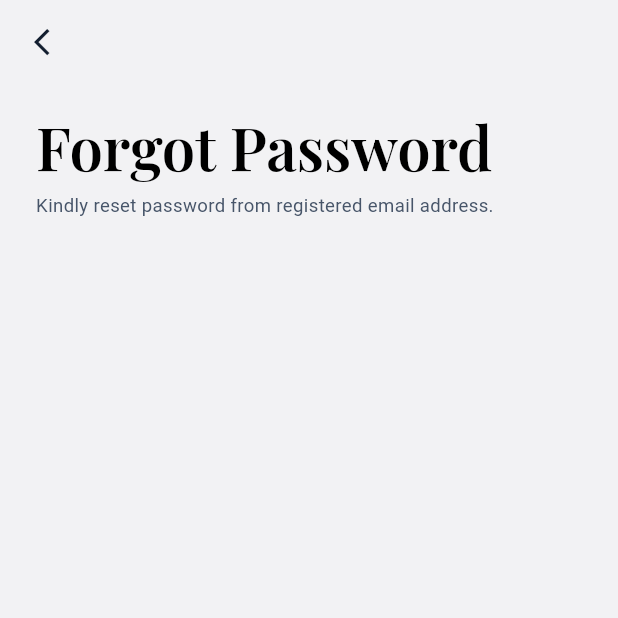
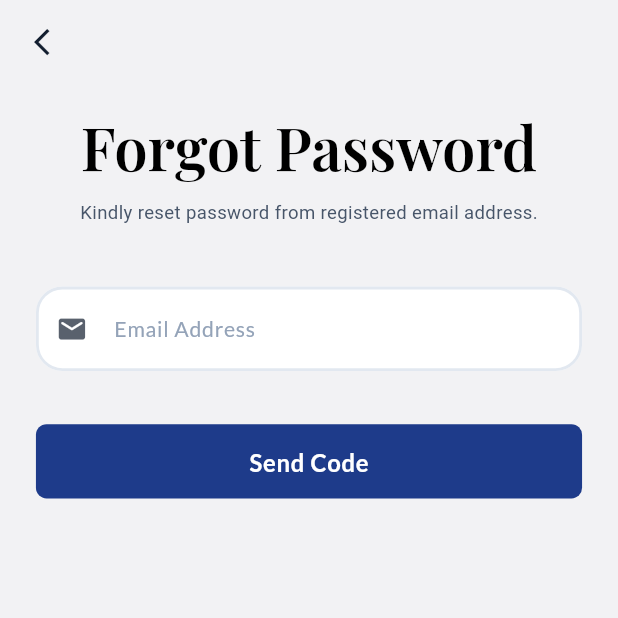
Before and after one commit to Shakirullah-builds/sewsafe-mobile, a Flutter app: the screen it shows after launch, after a tap on "Login", after a tap on "Forgot password?", on a phone screen of 412 x 824 dp, the top half of it. Run offline on Flutter 3.47's test engine with Material 3 defaults, Android fonts, the phone set to English and light mode, and no system bars; our stand-ins replace device_preview, flutter_dotenv, flutter_riverpod, flutter_screenutil, flutter_svg, go_router and 2 more; accounts and stored records are empty.

Commit message:
feat: complete building the forgot password UI shell

```diff
--- a/lib/src/core/route/app_route.dart
+++ b/lib/src/core/route/app_route.dart
@@ -57,7 +57,7 @@ final goRouterProvider = Provider<GoRouter>((ref) {
       GoRoute(
         path: '/forgot-password',
         name: AppRoute.forgotPassword.name,
-        builder: (context, state) => const ForgotPasswordScreen(),
+        builder: (context, state) => ForgotPasswordScreen(),
       ),
     ],
   );
--- a/lib/src/core/theme/app_theme.dart
+++ b/lib/src/core/theme/app_theme.dart
@@ -17,6 +17,7 @@ class AppTheme {
         primary: AppColors.primary,
         secondary: AppColors.secondary,
         onTertiary: AppColors.textTertiaryDark,
+        onSecondary: AppColors.textSecondaryDark,
         error: AppColors.error,
         surface: AppColors.surfaceLight,
         onSurface: AppColors.surfaceDark200,
@@ -88,7 +89,7 @@ class AppTheme {
         ),
         hintStyle: TextStyle(
           fontSize: 16.spMin,
-          color: AppColors.surfaceDark200,
+          color: AppColors.textSecondaryDark,
           fontWeight: FontWeight.normal,
           fontFamily: GoogleFonts.lato().fontFamily,
         ),
@@ -105,6 +106,8 @@ class AppTheme {
           borderRadius: BorderRadius.circular(20.r),
           borderSide: BorderSide(color: AppColors.primarySoft, width: 2.w),
         ),
+        prefixIconColor: AppColors.textTertiaryDark.withValues(alpha: 0.7),
+        suffixIconColor: AppColors.textTertiaryDark,
       ),
       dividerTheme: DividerThemeData(
         color: AppColors.surfaceDark200,
@@ -128,6 +131,16 @@ class AppTheme {
           statusBarColor: Colors.transparent,
         ),
       ),
+      // iconButtonTheme: IconButtonThemeData(
+      //   style: IconButton.styleFrom(
+      //     foregroundColor: AppColors.textSecondaryDark,
+      //     iconSize: 24.spMin,
+      //     minimumSize: Size.zero,
+      //     padding: EdgeInsets.zero,
+
+
+      //   ),
+      // ),
     );
   }
 
--- a/lib/src/core/widgets/custom_textform_field.dart
+++ b/lib/src/core/widgets/custom_textform_field.dart
@@ -15,7 +15,7 @@ class CustomTextField extends StatelessWidget {
   final int maxLines;
   final int? maxLength;
   final bool readOnly;
-  final String headerText;
+  final String? headerText;
 
   const CustomTextField({
     super.key,
@@ -29,7 +29,7 @@ class CustomTextField extends StatelessWidget {
     this.maxLines = 1,
     this.maxLength,
     this.readOnly = false,
-    required this.headerText,
+    this.headerText,
   });
 
   @override
@@ -39,7 +39,7 @@ class CustomTextField extends StatelessWidget {
       crossAxisAlignment: CrossAxisAlignment.start,
       children: [
         CustomText(
-          headerText,
+          headerText ?? '',
           style: theme.textTheme.bodyLarge?.copyWith(
             fontSize: 14.spMin,
             fontFamily: GoogleFonts.lato().fontFamily,
--- a/lib/src/features/auth/presentation/screens/auth/auth.dart
+++ b/lib/src/features/auth/presentation/screens/auth/auth.dart
@@ -121,7 +121,7 @@ class _AuthScreenState extends ConsumerState<AuthScreen> {
                             obscureText: true,
                             suffixIcon: Icon(
                               Icons.visibility_off,
-                              color: theme.colorScheme.onSurface,
+                              color: theme.colorScheme.onSecondary,
                             ),
                             headerText: 'Password',
                           ),
@@ -144,7 +144,7 @@ class _AuthScreenState extends ConsumerState<AuthScreen> {
                                         obscureText: true,
                                         suffixIcon: Icon(
                                           Icons.visibility_off,
-                                          color: theme.colorScheme.onSurface,
+                                          color: theme.colorScheme.onSecondary,
                                         ),
                                       ),
                                     ],
--- a/lib/src/features/auth/presentation/screens/auth/forgot_password.dart
+++ b/lib/src/features/auth/presentation/screens/auth/forgot_password.dart
@@ -1,20 +1,28 @@
 import 'package:flutter/material.dart';
 import 'package:flutter_screenutil/flutter_screenutil.dart';
+import 'package:sewsafe_mobile/src/core/widgets/custom_button.dart';
 import 'package:sewsafe_mobile/src/core/widgets/custom_text.dart';
+import 'package:sewsafe_mobile/src/core/widgets/custom_textform_field.dart';
 
 class ForgotPasswordScreen extends StatelessWidget {
-  const ForgotPasswordScreen({super.key});
+  ForgotPasswordScreen({super.key});
+
+  final _emailController = TextEditingController();
 
   @override
   Widget build(BuildContext context) {
     final theme = Theme.of(context);
 
-    return Scaffold(
+    return GestureDetector(
+      onTap: () => FocusScope.of(context).unfocus(), // Dismiss keyboard on tap outside
+      child: Scaffold(
         appBar: AppBar(
           leading: IconButton(
             icon: const Icon(Icons.arrow_back_ios_new_outlined),
             iconSize: 24.spMin,
-           color: theme.colorScheme.onTertiary, // Use primary color for the back button
+            color: theme
+                .colorScheme
+                .onTertiary, // Use primary color for the back button
             onPressed: () => Navigator.pop(context),
           ),
         ),
@@ -24,6 +32,10 @@ class ForgotPasswordScreen extends StatelessWidget {
             crossAxisAlignment: CrossAxisAlignment.start,
             mainAxisSize: MainAxisSize.min,
             children: [
+              Align(
+                alignment: Alignment.center,
+                child: Column(
+                  children: [
                     CustomText(
                       'Forgot Password',
                       style: theme.textTheme.displayMedium?.copyWith(
@@ -31,7 +43,7 @@ class ForgotPasswordScreen extends StatelessWidget {
                         fontWeight: FontWeight.w600,
                       ),
                     ),
-            10.verticalSpace,
+                    15.verticalSpace,
                     CustomText(
                       'Kindly reset password from registered email address.',
                       style: theme.textTheme.bodyMedium?.copyWith(
@@ -39,7 +51,31 @@ class ForgotPasswordScreen extends StatelessWidget {
                         fontWeight: FontWeight.w400,
                       ),
                     ),
+                    20.verticalSpace,
+                    CustomTextField(
+                      controller: _emailController,
+                      hintText: 'Email Address',
+                      keyboardType: TextInputType.emailAddress,
+                      prefixIcon: Icon(
+                        Icons.email_rounded,
+                        color: theme.inputDecorationTheme.prefixIconColor,
+                        size: 24.spMin,
+                      ),
+                    ),
+                    40.verticalSpace,
+                    CustomButton(
+                      text: 'Send Code',
+                      onPressed: () {
+                        // Implement password reset logic here
+                      },
+                      fontWeight: FontWeight.w700,
+                      buttonTextFontSize: 18.spMin,
+                    ),
                   ],
+                ),
+              ),
+            ],
+          ),
         ),
       ),
     );
```
Lines whose indentation alone changed are shown as unchanged.
